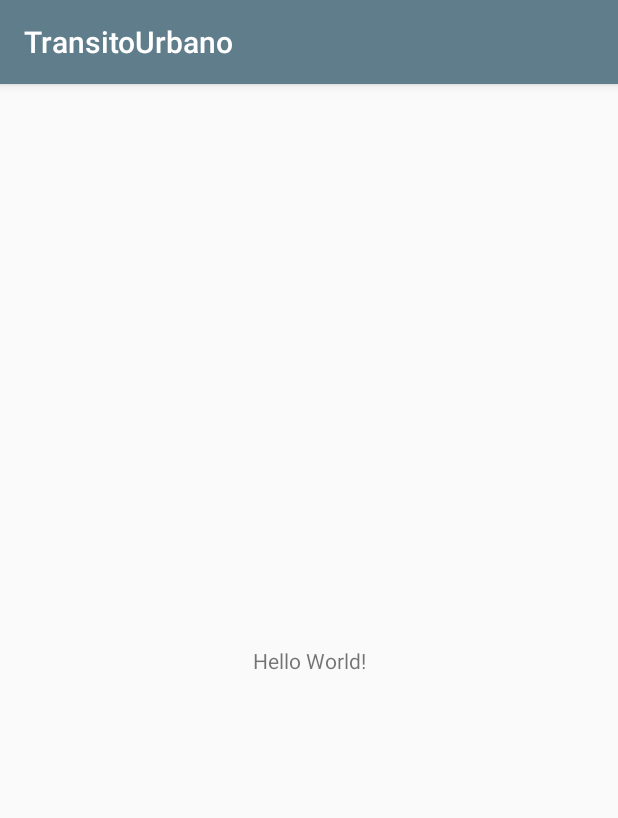
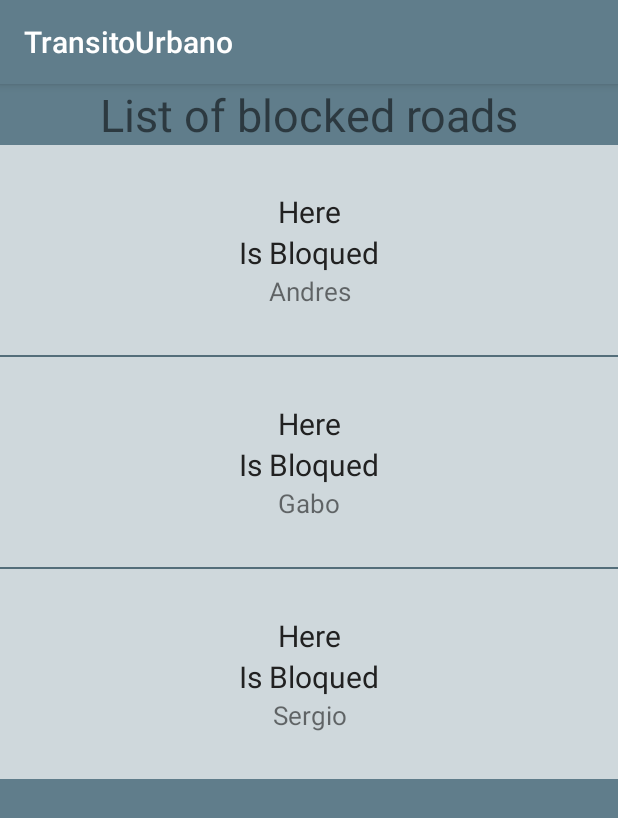
Before and after one commit to ndfsa/TransitoUrbano, an Android app: the screen it shows after launch (MainActivity before the commit, RoadBlockListActivity after it), on a phone screen of 412 x 824 dp. Shown: the top 818 px of the screen. Run offline under Robolectric (Android 15) with nearby library versions, the phone set to English and light mode, and no system bars.

Commit message:
List of Bloqued Roads, Discount class, Adapter of Road Block abd road_block_list_item

```diff
--- a/app/build.gradle
+++ b/app/build.gradle
@@ -26,4 +26,6 @@ dependencies {
     testImplementation 'junit:junit:4.12'
     androidTestImplementation 'androidx.test.ext:junit:1.1.0'
     androidTestImplementation 'androidx.test.espresso:espresso-core:3.1.1'
+
+    implementation 'com.google.code.gson:gson:2.8.5'
 }
--- a/app/src/main/AndroidManifest.xml
+++ b/app/src/main/AndroidManifest.xml
@@ -9,7 +9,8 @@
         android:roundIcon="@mipmap/ic_launcher_round"
         android:supportsRtl="true"
         android:theme="@style/AppTheme">
-        <activity android:name=".ui.activities.MainActivity">
+        <activity android:name=".ui.activities.MainActivity"></activity>
+        <activity android:name=".ui.activities.RoadBlockListActivity">
             <intent-filter>
                 <action android:name="android.intent.action.MAIN" />
 
--- /dev/null
+++ b/app/src/main/java/edu/upb/transitourbano/adapters/RoadBlockListAViewAdapter.java
@@ -0,0 +1,70 @@
+package edu.upb.transitourbano.adapters;
+
+import android.content.Context;
+import android.view.LayoutInflater;
+import android.view.View;
+import android.view.ViewGroup;
+import android.widget.BaseAdapter;
+import android.widget.TextView;
+
+import java.util.List;
+
+import edu.upb.transitourbano.R;
+import edu.upb.transitourbano.models.RoadBlock;
+
+public class RoadBlockListAViewAdapter extends BaseAdapter {
+
+    private Context context;
+    private List<RoadBlock> roadBlockList;
+
+    public RoadBlockListAViewAdapter(Context context, List<RoadBlock> roadBlockList) {
+        this.context = context;
+        this.roadBlockList = roadBlockList;
+    }
+
+
+    @Override
+    public int getCount() {
+        return this.roadBlockList.size();
+    }
+
+    @Override
+    public RoadBlock getItem(int position) {
+        return this.roadBlockList.get(position);
+    }
+
+    @Override
+    public long getItemId(int position) {
+        return this.roadBlockList.get(position).getId();
+    }
+
+    @Override
+    public View getView(int position, View view, ViewGroup parent) {
+        ViewHolder viewHolder;
+        if (view == null) {
+            viewHolder = new ViewHolder();
+
+            LayoutInflater inflater = (LayoutInflater) context.getSystemService(Context.LAYOUT_INFLATER_SERVICE);
+            view = inflater.inflate(R.layout.road_block_list_item, null);
+
+            viewHolder.textViewAdress = view.findViewById(R.id.textViewAdress);
+            viewHolder.textViewInfo = view.findViewById(R.id.textViewInfo);
+            viewHolder.textViewInformant = view.findViewById(R.id.textViewInformant);
+            view.setTag(viewHolder);
+        } else {
+            viewHolder = (ViewHolder) view.getTag();
+        }
+
+        RoadBlock roadBlock = this.roadBlockList.get(position);
+        viewHolder.textViewAdress.setText(roadBlock.getAdress());
+        viewHolder.textViewInfo.setText(roadBlock.getInfo());
+        viewHolder.textViewInformant.setText(roadBlock.getInformant());
+        return view;
+    }
+
+    static class ViewHolder {
+        TextView textViewAdress;
+        TextView textViewInfo;
+        TextView textViewInformant;
+    }
+}
--- /dev/null
+++ b/app/src/main/java/edu/upb/transitourbano/models/Discount.java
@@ -0,0 +1,21 @@
+package edu.upb.transitourbano.models;
+
+public class Discount {
+
+    private String name;
+
+    private int discountRate;
+
+    public Discount(String name, int discountRate) {
+        this.name = name;
+        this.discountRate = discountRate;
+    }
+
+    public String getName() {
+        return name;
+    }
+
+    public int getDiscountRate() {
+        return discountRate;
+    }
+}
--- a/app/src/main/java/edu/upb/transitourbano/models/RoadBlock.java
+++ b/app/src/main/java/edu/upb/transitourbano/models/RoadBlock.java
@@ -1,4 +1,50 @@
 package edu.upb.transitourbano.models;
 
 public class RoadBlock {
+
+    private int id;
+
+    private String adress;
+
+    private String info;
+
+    private String informant;
+
+    private double lat;
+
+    private double lng;
+
+    public RoadBlock(int id, String adress, String info, String informant, double lat, double lng) {
+        this.id = id;
+        this.adress = adress;
+        this.info = info;
+        this.informant = informant;
+        this.lat = lat;
+        this.lng = lng;
+    }
+
+
+    public int getId() {
+        return id;
+    }
+
+    public String getAdress() {
+        return adress;
+    }
+
+    public String getInfo() {
+        return info;
+    }
+
+    public String getInformant() {
+        return informant;
+    }
+
+    public double getLat() {
+        return lat;
+    }
+
+    public double getLng() {
+        return lng;
+    }
 }
--- /dev/null
+++ b/app/src/main/java/edu/upb/transitourbano/models/User.java
@@ -0,0 +1,44 @@
+package edu.upb.transitourbano.models;
+
+import java.util.List;
+
+public class User {
+
+    private int userID;
+
+    private String name;
+
+    private String reputation;
+
+    private int image;
+
+    private Discount userDiscounts;
+
+    public User(int userID, String name, String reputation, int image, Discount userDiscounts) {
+        this.userID = userID;
+        this.name = name;
+        this.reputation = reputation;
+        this.image = image;
+        this.userDiscounts = userDiscounts;
+    }
+
+    public int getUserID() {
+        return userID;
+    }
+
+    public String getName() {
+        return name;
+    }
+
+    public String getReputation() {
+        return reputation;
+    }
+
+    public int getImage() {
+        return image;
+    }
+
+    public Discount getUserDiscounts() {
+        return userDiscounts;
+    }
+}
--- a/app/src/main/java/edu/upb/transitourbano/models/Users.java
+++ /dev/null
@@ -1,4 +0,0 @@
-package edu.upb.transitourbano.models;
-
-public class Users {
-}
--- /dev/null
+++ b/app/src/main/java/edu/upb/transitourbano/ui/activities/RoadBlockListActivity.java
@@ -0,0 +1,38 @@
+package edu.upb.transitourbano.ui.activities;
+
+import androidx.appcompat.app.AppCompatActivity;
+
+import android.os.Bundle;
+import android.widget.ListView;
+
+import com.google.gson.Gson;
+
+import java.util.List;
+
+import edu.upb.transitourbano.R;
+import edu.upb.transitourbano.adapters.RoadBlockListAViewAdapter;
+import edu.upb.transitourbano.models.RoadBlock;
+import edu.upb.transitourbano.utils.RoadBlockUtils;
+
+public class RoadBlockListActivity extends AppCompatActivity {
+
+    private ListView listview;
+    private Gson gson = new Gson();
+
+    @Override
+    protected void onCreate(Bundle savedInstanceState) {
+        super.onCreate(savedInstanceState);
+        setContentView(R.layout.activity_road_block_list);
+        initViews();
+
+        List<RoadBlock> roadBlocks = RoadBlockUtils.getBlockedRoads();
+        RoadBlockListAViewAdapter adapter = new RoadBlockListAViewAdapter(this, roadBlocks);
+        listview.setAdapter(adapter);
+
+    }
+    private void initViews() {
+
+        listview = findViewById(R.id.listOfBloquedRoads);
+    }
+
+}
--- /dev/null
+++ b/app/src/main/java/edu/upb/transitourbano/utils/RoadBlockUtils.java
@@ -0,0 +1,21 @@
+package edu.upb.transitourbano.utils;
+
+import java.util.ArrayList;
+import java.util.List;
+
+import edu.upb.transitourbano.R;
+import edu.upb.transitourbano.models.Discount;
+import edu.upb.transitourbano.models.RoadBlock;
+import edu.upb.transitourbano.models.User;
+
+public class RoadBlockUtils {
+
+    public static List<RoadBlock> getBlockedRoads(){
+        List<RoadBlock>blockedRoads = new ArrayList<>();
+        blockedRoads.add(new RoadBlock(1,"Here","Is Bloqued", "Andres", 45,89));
+        blockedRoads.add(new RoadBlock(2,"Here","Is Bloqued", "Gabo", 56,89));
+        blockedRoads.add(new RoadBlock(3,"Here","Is Bloqued", "Sergio", 45,84));
+
+        return blockedRoads;
+    }
+}
--- /dev/null
+++ b/app/src/main/res/layout/activity_road_block_list.xml
@@ -0,0 +1,22 @@
+<?xml version="1.0" encoding="utf-8"?>
+<LinearLayout xmlns:android="http://schemas.android.com/apk/res/android"
+    xmlns:app="http://schemas.android.com/apk/res-auto"
+    xmlns:tools="http://schemas.android.com/tools"
+    android:layout_width="match_parent"
+    android:layout_height="match_parent"
+    android:orientation="vertical"
+    tools:context=".ui.activities.RoadBlockListActivity"
+    android:background="@color/colorPrimary">
+    <TextView
+        android:layout_width="match_parent"
+        android:layout_height="wrap_content"
+        android:textSize="30sp"
+        android:gravity="center"
+        android:text="@string/list_of_blocked_roads"/>
+
+    <ListView
+        android:id="@+id/listOfBloquedRoads"
+        android:layout_width="match_parent"
+        android:layout_height="wrap_content"/>
+
+</LinearLayout>
--- /dev/null
+++ b/app/src/main/res/layout/road_block_list_item.xml
@@ -0,0 +1,50 @@
+<?xml version="1.0" encoding="utf-8"?>
+<FrameLayout xmlns:android="http://schemas.android.com/apk/res/android"
+    xmlns:tools="http://schemas.android.com/tools"
+    android:layout_width="match_parent"
+    android:layout_height="wrap_content"
+    android:background="@color/colorPrimary_light"
+    android:padding="15dp">
+    <LinearLayout
+        android:layout_width="match_parent"
+        android:layout_height="wrap_content"
+        android:gravity="center_horizontal"
+        android:orientation="horizontal"
+        android:padding="15dp">
+
+
+
+        <LinearLayout
+            android:layout_width="match_parent"
+            android:layout_height="match_parent"
+            android:gravity="center"
+            android:orientation="vertical">
+            <TextView
+                android:id="@+id/textViewAdress"
+                android:layout_width="match_parent"
+                android:layout_height="wrap_content"
+                android:gravity="center"
+                android:textColor="@color/colorPrimary_text"
+                android:textSize="20sp"
+                tools:text="Pokemon Name Example" />
+
+            <TextView
+                android:id="@+id/textViewInfo"
+                android:layout_width="match_parent"
+                android:layout_height="wrap_content"
+                android:gravity="center"
+                android:textColor="@color/colorPrimary_text"
+                android:textSize="20sp"
+                tools:text="Pokemon Name Example" />
+
+            <TextView
+                android:id="@+id/textViewInformant"
+                android:layout_width="match_parent"
+                android:layout_height="wrap_content"
+                android:gravity="center"
+                android:textSize="17sp"
+                tools:text="Pokemon Type Example" />
+        </LinearLayout>
+    </LinearLayout>
+
+</FrameLayout>
--- a/app/src/main/res/values/strings.xml
+++ b/app/src/main/res/values/strings.xml
@@ -1,3 +1,4 @@
 <resources>
     <string name="app_name">TransitoUrbano</string>
+    <string name="list_of_blocked_roads">List of blocked roads</string>
 </resources>
--- a/app/src/main/res/values/styles.xml
+++ b/app/src/main/res/values/styles.xml
@@ -4,7 +4,7 @@
     <style name="AppTheme" parent="Theme.AppCompat.Light.DarkActionBar">
         <!-- Customize your theme here. -->
         <item name="colorPrimary">@color/colorPrimary</item>
-        <item name="colorPrimaryDark">@color/colorPrimaryDark</item>
+        <item name="colorPrimaryDark">@color/colorPrimary_dark</item>
         <item name="colorAccent">@color/colorAccent</item>
     </style>
 
```
